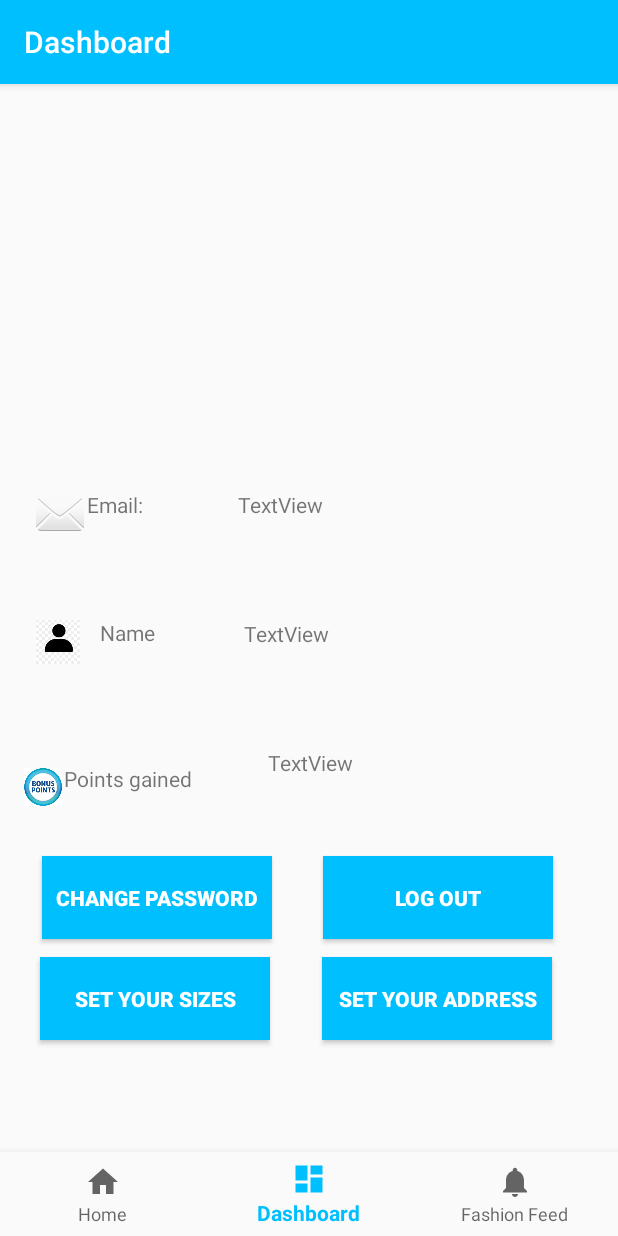
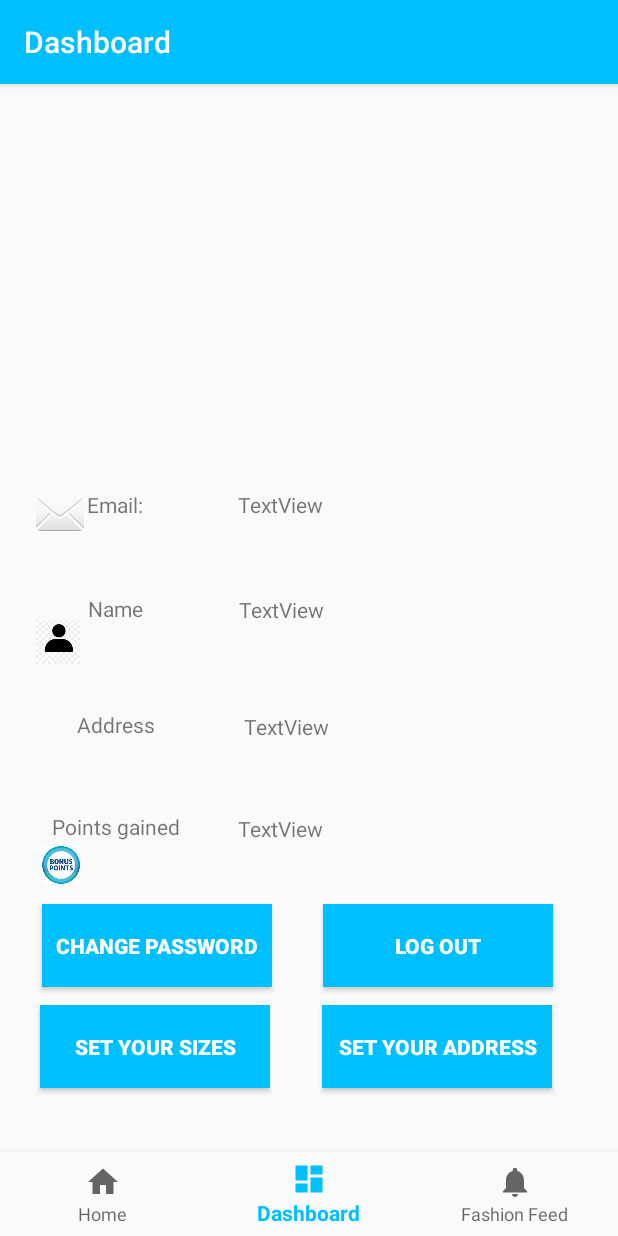
Before and after one commit to karimmady/eshop-client, an Android app: the DashboardFragment screen opened through its navigation route, on a phone screen of 412 x 824 dp. Run offline under Robolectric (Android 15) with nearby library versions, the phone set to English and light mode, and no system bars; our stand-ins replace navigation-ui; 1 statement that could not run was skipped.

Commit message:
add mods

```diff
--- a/app/src/main/java/com/example/eshop_client/ui/dashboard/DashboardFragment.java
+++ b/app/src/main/java/com/example/eshop_client/ui/dashboard/DashboardFragment.java
@@ -31,8 +31,9 @@ public class DashboardFragment extends Fragment {
     SharedPreferences preferences;
 
     private DashboardViewModel dashboardViewModel;
+    String password = new String();
     Network network = new Network();
-    TextView name, points,email;
+    TextView name, points,email, addressField;
     public View onCreateView(@NonNull LayoutInflater inflater,
                              ViewGroup container, Bundle savedInstanceState) {
         dashboardViewModel =
@@ -45,14 +46,19 @@ public class DashboardFragment extends Fragment {
         name = root.findViewById(R.id.nameDashboard);
         email = root.findViewById(R.id.emailDashboard);
         points = root.findViewById(R.id.pointsDashboard);
+        addressField = root.findViewById(R.id.addressDashboard);
         try {
             network.execute("http://10.0.2.2:3000/getUser?email=" + DataHolder.getInstance().getEmail()).get();
             System.out.println(network.jsono);
             name.setText((String)network.jsono.get("name"));
             email.setText((String)network.jsono.get("email"));
+            password = (String)network.jsono.get("password");
+            new Network().execute("http://10.0.2.2:3000/getAddress?email=" + DataHolder.getInstance().getEmail()).get();
+            System.out.println(network.jsono);
+            addressField.setText((String)network.jsono.get("address"));
             points.setText("0");
         }catch (Exception e){
-
+            System.out.println(e);
         }
         changeAddress.setOnClickListener(new View.OnClickListener() {
             @Override
@@ -73,7 +79,8 @@ public class DashboardFragment extends Fragment {
             public void onClick(View v) {
                 Intent i = new Intent(getContext(),change_password.class);
                 try {
-                    i.putExtra("password",(String) network.jsono.get("password"));
+                    System.out.println(network.jsono);
+                    i.putExtra("password",password);
                 }
                 catch (Exception e){}
                 startActivity(i);
--- a/app/src/main/res/layout/fragment_dashboard.xml
+++ b/app/src/main/res/layout/fragment_dashboard.xml
@@ -12,10 +12,22 @@
         android:id="@+id/textView9"
         android:layout_width="122dp"
         android:layout_height="33dp"
-        android:layout_marginStart="24dp"
-        android:layout_marginLeft="24dp"
-        android:layout_marginTop="64dp"
+        android:layout_marginStart="16dp"
+        android:layout_marginLeft="16dp"
+        android:layout_marginTop="112dp"
         android:text="Points gained"
+        android:textAlignment="center"
+        app:layout_constraintStart_toStartOf="parent"
+        app:layout_constraintTop_toBottomOf="@+id/textView4" />
+
+    <TextView
+        android:id="@+id/textAddress"
+        android:layout_width="122dp"
+        android:layout_height="33dp"
+        android:layout_marginStart="16dp"
+        android:layout_marginLeft="16dp"
+        android:layout_marginTop="44dp"
+        android:text="Address"
         android:textAlignment="center"
         app:layout_constraintStart_toStartOf="parent"
         app:layout_constraintTop_toBottomOf="@+id/textView4" />
@@ -24,9 +36,9 @@
         android:id="@+id/textView4"
         android:layout_width="122dp"
         android:layout_height="33dp"
-        android:layout_marginStart="24dp"
-        android:layout_marginLeft="24dp"
-        android:layout_marginTop="52dp"
+        android:layout_marginStart="16dp"
+        android:layout_marginLeft="16dp"
+        android:layout_marginTop="36dp"
         android:text="Name"
         android:textAlignment="center"
         app:layout_constraintStart_toStartOf="parent"
@@ -54,13 +66,15 @@
         app:layout_constraintStart_toEndOf="@+id/textView3"
         app:layout_constraintTop_toTopOf="parent" />
 
+
     <TextView
         android:id="@+id/nameDashboard"
         android:layout_width="231dp"
         android:layout_height="34dp"
-        android:layout_marginTop="52dp"
+        android:layout_marginTop="36dp"
         android:text="TextView"
         app:layout_constraintEnd_toEndOf="parent"
+        app:layout_constraintHorizontal_bias="0.523"
         app:layout_constraintStart_toEndOf="@+id/textView4"
         app:layout_constraintTop_toBottomOf="@+id/emailDashboard" />
 
@@ -68,11 +82,23 @@
         android:id="@+id/pointsDashboard"
         android:layout_width="231dp"
         android:layout_height="34dp"
-        android:layout_marginTop="52dp"
+        android:layout_marginTop="112dp"
+        android:layout_marginEnd="20dp"
+        android:layout_marginRight="20dp"
         android:text="TextView"
         app:layout_constraintEnd_toEndOf="parent"
         app:layout_constraintTop_toBottomOf="@+id/nameDashboard" />
 
+    <TextView
+        android:id="@+id/addressDashboard"
+        android:layout_width="231dp"
+        android:layout_height="34dp"
+        android:layout_marginTop="44dp"
+        android:layout_marginEnd="16dp"
+        android:layout_marginRight="16dp"
+        android:text="TextView"
+        app:layout_constraintEnd_toEndOf="parent"
+        app:layout_constraintTop_toBottomOf="@+id/nameDashboard" />
 
     <ImageView
         android:id="@+id/imageView"
@@ -102,9 +128,9 @@
         android:id="@+id/imageView7"
         android:layout_width="25dp"
         android:layout_height="32dp"
-        android:layout_marginStart="16dp"
-        android:layout_marginLeft="16dp"
-        android:layout_marginTop="64dp"
+        android:layout_marginStart="28dp"
+        android:layout_marginLeft="28dp"
+        android:layout_marginTop="116dp"
         app:layout_constraintStart_toStartOf="parent"
         app:layout_constraintTop_toBottomOf="@+id/imageView6"
         app:srcCompat="@drawable/points" />
```
